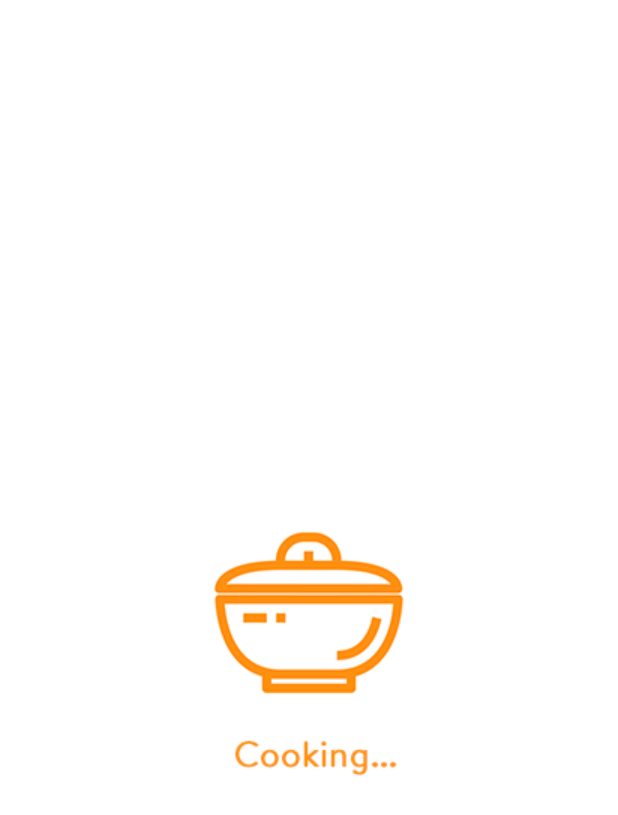
After one commit to tnamIT299/You-Can-Cook-Client, a Flutter app: the LoadingScreen screen opened directly, on a phone screen of 412 x 824 dp. The commit adds this screen. Shown: the top 815 px of the screen. Run offline on Flutter 3.47's test engine with Material 3 defaults, Android fonts, the phone set to English and light mode, and no system bars; our stand-ins replace firebase_auth, firebase_core, flutter_dotenv, flutter_redux, google_sign_in, image_picker and 3 more; accounts and stored records are empty; generated files the repository leaves out were written again; network calls fail.

Commit message:
feat(UI/UX): add loading page

```diff
--- a/lib/main.dart
+++ b/lib/main.dart
@@ -50,6 +50,7 @@ class MyApp extends StatelessWidget {
         title: 'Flutter Demo',
         theme: ThemeData(
           colorScheme: ColorScheme.fromSeed(seedColor: Colors.deepPurple),
+          scaffoldBackgroundColor: Colors.white,
         ),
         home: AuthWrapper(),
       ),
--- a/lib/screens/Main/main_tab/profile_tab.dart
+++ b/lib/screens/Main/main_tab/profile_tab.dart
@@ -8,6 +8,7 @@ import 'package:firebase_auth/firebase_auth.dart';
 import 'package:you_can_cook/redux/actions.dart';
 import 'package:you_can_cook/redux/reducers.dart';
 import 'package:you_can_cook/screens/Main/sub_screens/profile/edit_profile.dart';
+import 'package:you_can_cook/widgets/loading_screen.dart';
 
 class ProfileTab extends StatefulWidget {
   ProfileTab({super.key});
@@ -103,7 +104,7 @@ class _ProfileTabState extends State<ProfileTab>
         converter: (store) => store.state,
         builder: (context, state) {
           if (state.isLoading) {
-            return const Center(child: CircularProgressIndicator());
+            return const LoadingScreen(); // Sử dụng LoadingScreen khi dữ liệu chưa tải xong
           } else if (state.errorMessage != null) {
             return Center(child: Text(state.errorMessage!));
           } else if (state.userInfo != null) {
--- a/lib/screens/Main/sub_screens/post/create_post.dart
+++ b/lib/screens/Main/sub_screens/post/create_post.dart
@@ -11,6 +11,7 @@ import 'package:you_can_cook/models/Post.dart';
 import 'package:you_can_cook/services/PostService.dart';
 import 'package:supabase/supabase.dart';
 import 'package:flutter_dotenv/flutter_dotenv.dart';
+import 'package:you_can_cook/widgets/loading_screen.dart'; // Import LoadingScreen
 
 class CreateNewPostScreen extends StatefulWidget {
   const CreateNewPostScreen({super.key});
@@ -114,11 +115,11 @@ class _CreateNewPostScreenState extends State<CreateNewPostScreen> {
       converter: (store) => store.state.userInfo,
       builder: (context, userInfo) {
         if (userInfo == null) {
-          return const Center(child: CircularProgressIndicator());
+          return const LoadingScreen(); // Sử dụng LoadingScreen khi dữ liệu chưa tải xong
         }
 
         return Scaffold(
-          backgroundColor: Colors.white,
+          backgroundColor: Colors.white, // Đảm bảo màu nền trắng
           appBar: AppBar(
             backgroundColor: const Color(0xFFEEA734),
             leading: IconButton(
--- /dev/null
+++ b/lib/widgets/loading_screen.dart
@@ -0,0 +1,27 @@
+// lib/widgets/loading_screen.dart
+
+import 'package:flutter/material.dart';
+
+class LoadingScreen extends StatelessWidget {
+  const LoadingScreen({super.key});
+
+  @override
+  Widget build(BuildContext context) {
+    return Scaffold(
+      backgroundColor: Colors.white, // Màu nền trắng
+      body: Center(
+        child: Column(
+          mainAxisAlignment: MainAxisAlignment.center,
+          children: [
+            // Hiển thị GIF loading
+            Image.asset(
+              'assets/images/loading.gif', // Đường dẫn đến file GIF
+              width: 500, // Kích thước của GIF
+              height: 500,
+            ),
+          ],
+        ),
+      ),
+    );
+  }
+}
```
Also changed, not shown: assets/images/loading.gif (added).
